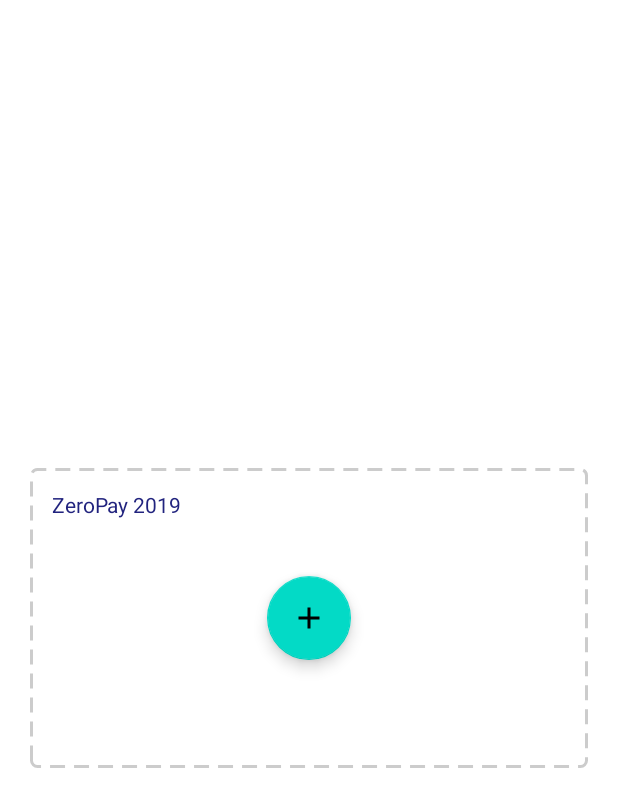
After one commit to zeropay2019/ZeroPay_2019, an Android app: the layout add_card_layout.xml on its own in the app's theme, with its tools: preview values and no code run, on a phone screen of 412 x 824 dp. The commit adds this screen. Shown: the top 807 px of the screen. Run offline under Robolectric (Android 15) with nearby library versions, the phone set to English and light mode, and no system bars.

Commit message:
add : main view UI

```diff
--- a/src/client/app/build.gradle
+++ b/src/client/app/build.gradle
@@ -62,4 +62,9 @@
     implementation 'org.jetbrains.anko:anko:0.10.8'
     //preference
     implementation 'androidx.preference:preference:1.1.0-rc01'
+    //viewpager2
+    implementation 'androidx.viewpager2:viewpager2:1.0.0-beta04'
+    //qr_code
+    implementation 'com.journeyapps:zxing-android-embedded:3.6.0'
+    implementation 'com.synnapps:carouselview:0.1.5'
 }
--- /dev/null
+++ b/src/client/app/src/main/res/drawable/add_plus_24dp.xml
@@ -0,0 +1,9 @@
+<vector xmlns:android="http://schemas.android.com/apk/res/android"
+        android:width="24dp"
+        android:height="24dp"
+        android:viewportWidth="24.0"
+        android:viewportHeight="24.0">
+    <path
+        android:fillColor="#FF000000"
+        android:pathData="M19,13h-6v6h-2v-6H5v-2h6V5h2v6h6v2z"/>
+</vector>
--- /dev/null
+++ b/src/client/app/src/main/res/drawable/checked_24dp.xml
@@ -0,0 +1,5 @@
+<vector android:height="24dp" android:tint="#2FA622"
+    android:viewportHeight="24.0" android:viewportWidth="24.0"
+    android:width="24dp" xmlns:android="http://schemas.android.com/apk/res/android">
+    <path android:fillColor="#FF000000" android:pathData="M9,16.17L4.83,12l-1.42,1.41L9,19 21,7l-1.41,-1.41z"/>
+</vector>
--- /dev/null
+++ b/src/client/app/src/main/res/drawable/dotted_border.xml
@@ -0,0 +1,11 @@
+<?xml version="1.0" encoding="utf-8"?>
+<shape xmlns:android="http://schemas.android.com/apk/res/android">
+    <stroke
+        android:width="2dp"
+        android:color="#cccccc"
+        android:dashWidth="10dp"
+        android:dashGap="6dp"/>
+    <padding android:left="7dp" android:top="7dp"
+        android:right="7dp" android:bottom="7dp" />
+    <corners android:radius="4dp" />
+</shape>
--- /dev/null
+++ b/src/client/app/src/main/res/drawable/not_checked_24dp.xml
@@ -0,0 +1,5 @@
+<vector android:height="24dp" android:tint="#A6A6A6"
+    android:viewportHeight="24.0" android:viewportWidth="24.0"
+    android:width="24dp" xmlns:android="http://schemas.android.com/apk/res/android">
+    <path android:fillColor="#FF000000" android:pathData="M9,16.17L4.83,12l-1.42,1.41L9,19 21,7l-1.41,-1.41z"/>
+</vector>
--- /dev/null
+++ b/src/client/app/src/main/res/layout/add_card_layout.xml
@@ -0,0 +1,51 @@
+<?xml version="1.0" encoding="utf-8"?>
+
+<LinearLayout xmlns:android="http://schemas.android.com/apk/res/android"
+    xmlns:app="http://schemas.android.com/apk/res-auto"
+    android:layout_width="match_parent"
+    android:layout_height="match_parent"
+    android:background="#ffffff"
+    android:gravity="center"
+    android:orientation="vertical">
+
+    <FrameLayout
+        android:layout_width="match_parent"
+        android:layout_height="200dp"
+        android:layout_marginLeft="20dp"
+        android:layout_marginTop="20dp"
+        android:layout_marginRight="20dp"
+        android:layout_marginBottom="20dp"
+        android:background="@drawable/dotted_border">
+
+        <androidx.constraintlayout.widget.ConstraintLayout
+            android:layout_width="match_parent"
+            android:layout_height="match_parent">
+
+            <TextView
+                android:id="@+id/textView2"
+                android:layout_width="wrap_content"
+                android:layout_height="wrap_content"
+                android:layout_marginStart="8dp"
+                android:layout_marginTop="8dp"
+                android:text="@string/zeropay_2019"
+                android:textColor="@color/colorPrimary"
+                app:layout_constraintStart_toStartOf="parent"
+                app:layout_constraintTop_toTopOf="parent" />
+
+            <LinearLayout
+                android:layout_width="match_parent"
+                android:layout_height="match_parent"
+                android:gravity="center">
+
+                <com.google.android.material.floatingactionbutton.FloatingActionButton
+                    android:id="@+id/add_card_button"
+                    android:layout_width="wrap_content"
+                    android:layout_height="wrap_content"
+                    android:tint="@color/colorPrimary"
+                    android:src="@drawable/add_plus_24dp" />
+
+            </LinearLayout>
+
+        </androidx.constraintlayout.widget.ConstraintLayout>
+    </FrameLayout>
+</LinearLayout>
--- a/src/client/app/src/main/res/layout/fragment_map.xml
+++ b/src/client/app/src/main/res/layout/fragment_map.xml
@@ -5,8 +5,7 @@
     android:layout_height="match_parent"
     tools:context=".ui.MapFragment">
 
-    <fragment xmlns:android="http://schemas.android.com/apk/res/android"
-        xmlns:tools="http://schemas.android.com/tools"
+    <fragment
         android:id="@+id/map"
         android:name="com.google.android.gms.maps.SupportMapFragment"
         android:layout_width="match_parent"
```
Also changed, not shown: src/client/app/src/main/java/com/seoul/app/zeropay_client/adapter/CardViewpagerAdapter.kt (added, +63 -0 lines), src/client/app/src/main/java/com/seoul/app/zeropay_client/adapter/TransactionAdapter.kt (added, +28 -0 lines), src/client/app/src/main/java/com/seoul/app/zeropay_client/ui/HomeFragment.kt (+21 -0 lines), src/client/app/src/main/res/layout/fragment_home.xml (+87 -15 lines), src/client/app/src/main/res/layout/register_viewpager_item.xml (added, +88 -0 lines), src/client/app/src/main/res/layout/transaction_item.xml (added, +40 -0 lines), src/client/app/src/main/res/drawable/banner1.png (added), src/client/app/src/main/res/drawable/banner2.png (added), src/client/app/src/main/res/drawable/banner3.png (added), src/client/app/src/main/res/drawable/banner4.png (added).
